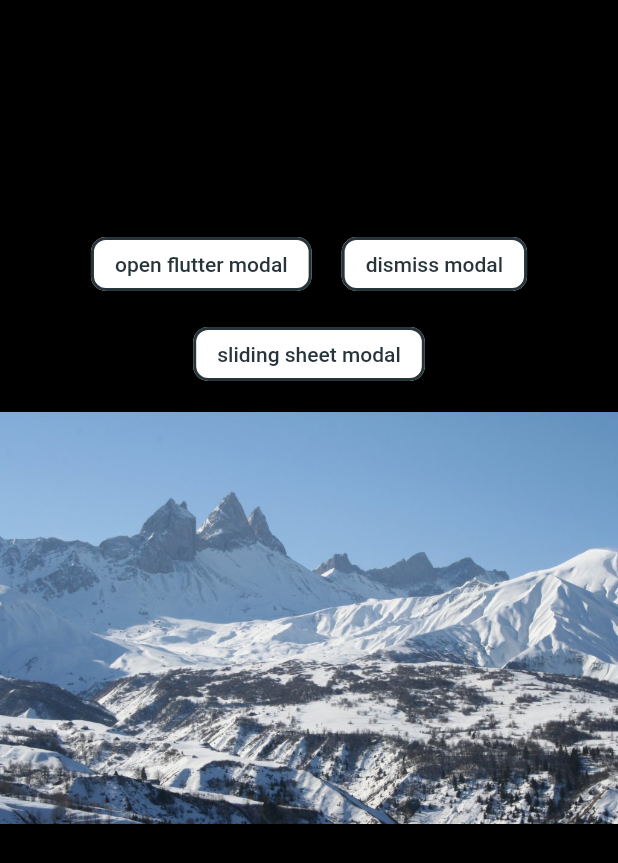
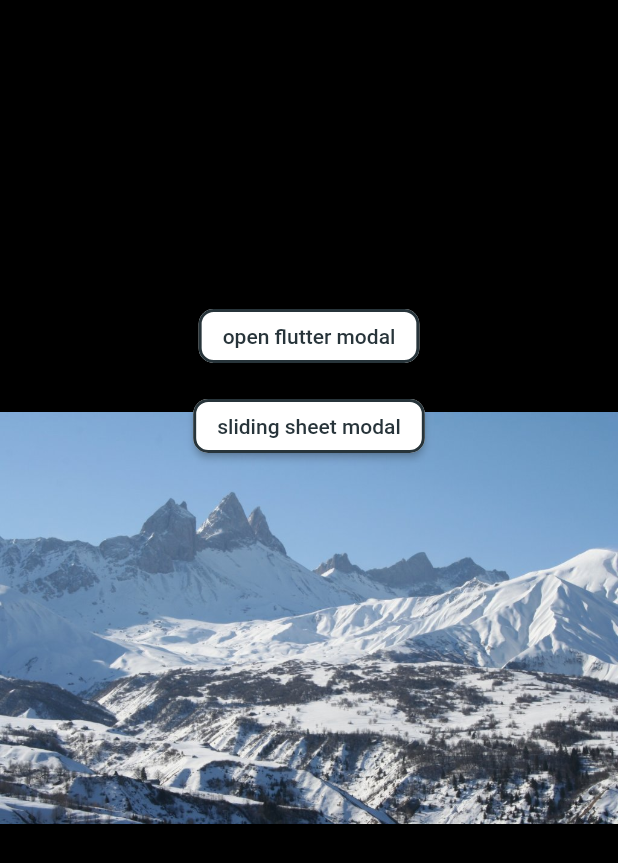
Before and after one commit to thomascoumau/flutter-modal-example, a Flutter app: the screen it shows after launch, on a phone screen of 412 x 824 dp. Shown: the top 863 px of the screen. Run offline on Flutter 3.47's test engine with Material 2 defaults, Android fonts, the phone set to English and light mode, and no system bars; drawn by our look-alikes of photo_view, sliding_sheet.

Commit message:
feat: 🎸 remove unnecessary button

```diff
--- a/lib/main.dart
+++ b/lib/main.dart
@@ -52,11 +52,8 @@ class _HomeState extends State<Home> {
                         disableGestures: false,
                         imageProvider: const AssetImage("assets/Arves.jpg"),
                       ),
-                      Column(
-                        children: [
-                          Row(
-                            crossAxisAlignment: CrossAxisAlignment.end,
-                            mainAxisAlignment: MainAxisAlignment.center,
+                      Center(
+                        child: Column(
                           children: [
                             const SizedBox(
                               height: 200,
@@ -71,33 +68,15 @@ class _HomeState extends State<Home> {
                               },
                             ),
                             const SizedBox(
-                                width: 20,
-                              ),
-                              Button(
-                                text: 'dismiss modal',
-                                onPressed: () async {
-                                  controller.animateTo(0.0,
-                                      curve: Curves.decelerate,
-                                      duration:
-                                          const Duration(milliseconds: 400));
-                                },
-                              ),
-                            ],
-                          ),
-                          const SizedBox(
                               height: 12,
                             ),
-                          Row(
-                            mainAxisAlignment: MainAxisAlignment.center,
-                            children: [
                             Button(
                                 text: 'sliding sheet modal',
                                 onPressed: () {
                                   sheetController.snapToExtent(0.4);
                                 })
                           ],
-                          )
-                        ],
+                        ),
                       )
                     ],
                   )),
```
Lines whose indentation alone changed are shown as unchanged.
